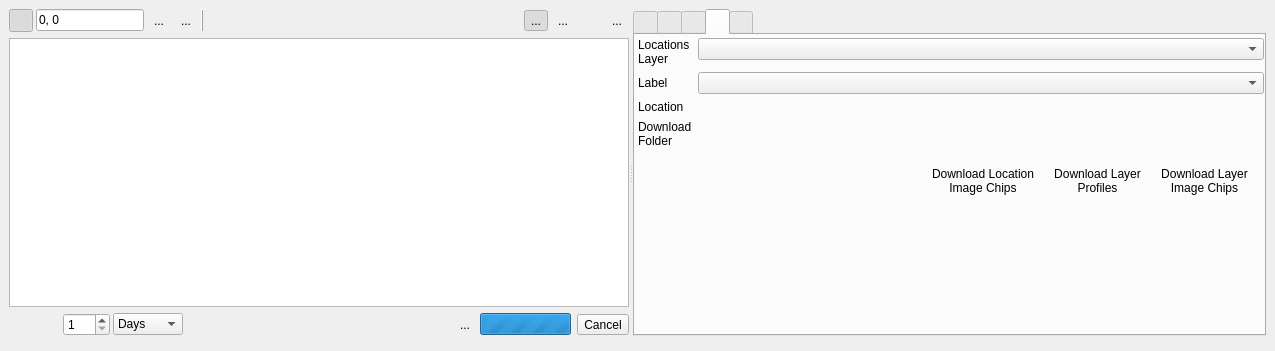
This is enmapbox/coreapps/geetimeseriesexplorerapp/geetemporalprofiledockwidget.ui in jakimowb/enmapbox_testmigration2 as Qt 5 draws it before an edit. The edited form follows.
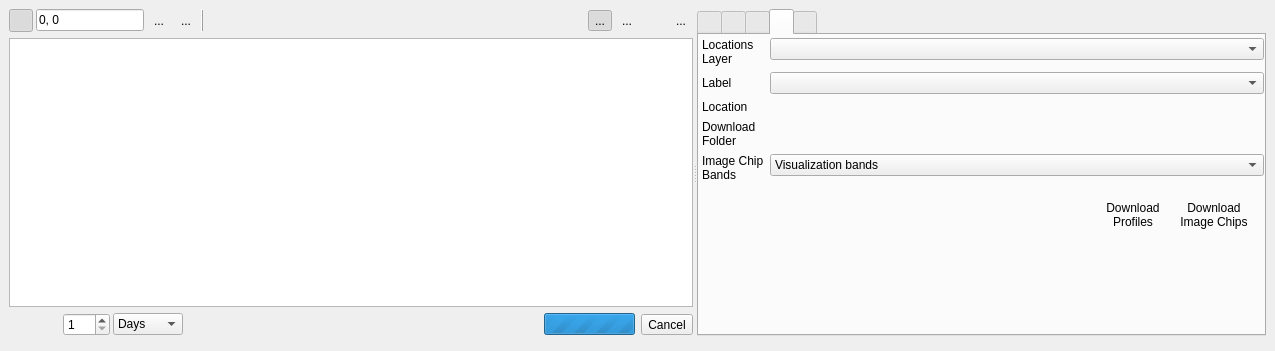
This is the edited form. Icons and pictures are not drawn. Custom widgets are drawn as their Qt base class.

```diff
--- a/enmapbox/coreapps/geetimeseriesexplorerapp/geetemporalprofiledockwidget.ui
+++ b/enmapbox/coreapps/geetimeseriesexplorerapp/geetemporalprofiledockwidget.ui
@@ -491,23 +491,6 @@
             </property>
            </spacer>
           </item>
-          <item>
-           <widget class="QToolButton" name="mExplodeLayers">
-            <property name="toolTip">
-             <string>&lt;html&gt;&lt;head/&gt;&lt;body&gt;&lt;p&gt;Blow up the timesries into individual layer.&lt;/p&gt;&lt;/body&gt;&lt;/html&gt;</string>
-            </property>
-            <property name="text">
-             <string>...</string>
-            </property>
-            <property name="icon">
-             <iconset>
-              <normaloff>icons/exploding_head.png</normaloff>icons/exploding_head.png</iconset>
-            </property>
-            <property name="autoRaise">
-             <bool>true</bool>
-            </property>
-           </widget>
-          </item>
           <item>
            <widget class="QFrame" name="mProgressBarFrame">
             <property name="sizePolicy">
@@ -1383,7 +1366,7 @@
              </item>
             </layout>
            </item>
-           <item row="4" column="1">
+           <item row="5" column="1">
             <layout class="QHBoxLayout" name="horizontalLayout_9">
              <item>
               <spacer name="horizontalSpacer_4">
@@ -1413,40 +1396,13 @@
                 <enum>QFrame::Raised</enum>
                </property>
                <layout class="QHBoxLayout" name="horizontalLayout_11">
-                <item>
-                 <widget class="QToolButton" name="mDownloadLocationChips">
-                  <property name="toolTip">
-                   <string>Download all location layer profiles. Already existing locations are skipped.</string>
-                  </property>
-                  <property name="text">
-                   <string>Download Location
-Image Chips</string>
-                  </property>
-                  <property name="icon">
-                   <iconset>
-                    <normaloff>:/images/themes/default/downloading_svg.svg</normaloff>:/images/themes/default/downloading_svg.svg</iconset>
-                  </property>
-                  <property name="iconSize">
-                   <size>
-                    <width>32</width>
-                    <height>32</height>
-                   </size>
-                  </property>
-                  <property name="toolButtonStyle">
-                   <enum>Qt::ToolButtonTextUnderIcon</enum>
-                  </property>
-                  <property name="autoRaise">
-                   <bool>true</bool>
-                  </property>
-                 </widget>
-                </item>
                 <item>
                  <widget class="QToolButton" name="mDownloadLayerProfiles">
                   <property name="toolTip">
                    <string>Download all location layer profiles. Already existing locations are skipped.</string>
                   </property>
                   <property name="text">
-                   <string>Download Layer
+                   <string>Download
 Profiles</string>
                   </property>
                   <property name="icon">
@@ -1468,12 +1424,12 @@
                  </widget>
                 </item>
                 <item>
-                 <widget class="QToolButton" name="mDownloadLayerChips">
+                 <widget class="QToolButton" name="mDownloadLocationChips">
                   <property name="toolTip">
                    <string>Download all location layer profiles. Already existing locations are skipped.</string>
                   </property>
                   <property name="text">
-                   <string>Download Layer
+                   <string>Download
 Image Chips</string>
                   </property>
                   <property name="icon">
@@ -1499,6 +1455,71 @@
              </item>
             </layout>
            </item>
+           <item row="4" column="0">
+            <widget class="QLabel" name="label_37">
+             <property name="minimumSize">
+              <size>
+               <width>25</width>
+               <height>0</height>
+              </size>
+             </property>
+             <property name="text">
+              <string>Image Chip
+Bands</string>
+             </property>
+            </widget>
+           </item>
+           <item row="4" column="1">
+            <widget class="QgsCheckableComboBox" name="mImageChipBands">
+             <property name="enabled">
+              <bool>true</bool>
+             </property>
+             <property name="sizePolicy">
+              <sizepolicy hsizetype="Preferred" vsizetype="Fixed">
+               <horstretch>1</horstretch>
+               <verstretch>0</verstretch>
+              </sizepolicy>
+             </property>
+             <property name="toolTip">
+              <string>Set of image chip bands to be downloaded.</string>
+             </property>
+             <property name="checkedItems">
+              <stringlist>
+               <string>Profile bands</string>
+              </stringlist>
+             </property>
+             <item>
+              <property name="text">
+               <string>Visualization bands</string>
+              </property>
+             </item>
+             <item>
+              <property name="text">
+               <string>Reflectance bands</string>
+              </property>
+             </item>
+             <item>
+              <property name="text">
+               <string>Pixel quality bands</string>
+              </property>
+             </item>
+             <item>
+              <property name="text">
+               <string>Spectral index bands</string>
+              </property>
+             </item>
+             <item>
+              <property name="text">
+               <string>Profile bands</string>
+              </property>
+             </item>
+             <item>
+              <property name="text">
+               <string>All bands</string>
+              </property>
+             </item>
+            </widget>
+           </item>
           </layout>
          </item>
          <item>
@@ -1587,6 +1608,11 @@
   </widget>
  </widget>
  <customwidgets>
+  <customwidget>
+   <class>QgsCheckableComboBox</class>
+   <extends>QComboBox</extends>
+   <header>qgscheckablecombobox.h</header>
+  </customwidget>
   <customwidget>
    <class>QgsColorButton</class>
    <extends>QToolButton</extends>
```
